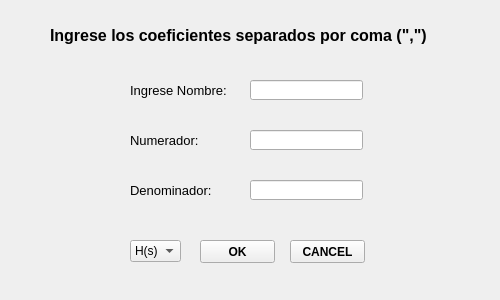
This is frontend/input_teorico.ui in odevincenti/TC-TP1 as Qt 5 draws it before an edit. The edited form follows.
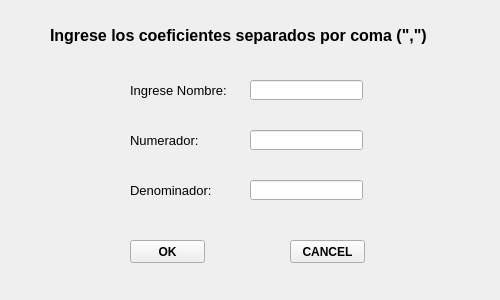
This is the edited form.

Patch:
```diff
--- a/frontend/input_teorico.ui
+++ b/frontend/input_teorico.ui
@@ -16,7 +16,7 @@
   <widget class="QPushButton" name="ok_teorico_pushButton">
    <property name="geometry">
     <rect>
-     <x>200</x>
+     <x>130</x>
      <y>240</y>
      <width>75</width>
      <height>23</height>
@@ -125,21 +125,6 @@
     <string>Ingrese los coeficientes separados por coma (&quot;,&quot;)</string>
    </property>
   </widget>
-  <widget class="QComboBox" name="teorico_comboBox">
-   <property name="geometry">
-    <rect>
-     <x>130</x>
-     <y>240</y>
-     <width>51</width>
-     <height>22</height>
-    </rect>
-   </property>
-   <item>
-    <property name="text">
-     <string>H(s)</string>
-    </property>
-   </item>
-  </widget>
   <widget class="QLineEdit" name="nombre_graph_teorico">
    <property name="geometry">
     <rect>
```
